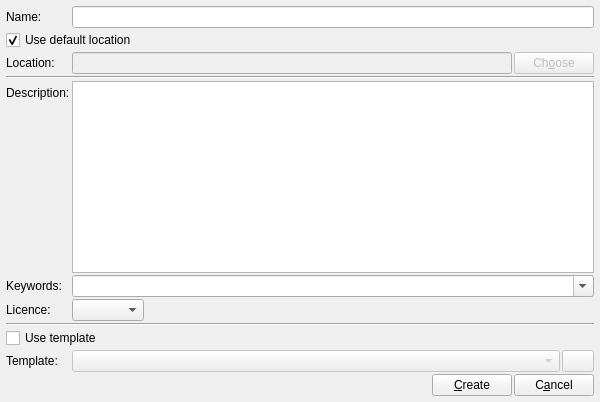
The window that resources/ui/dialogs/project.ui (prymatex/prymatex) describes before a commit, drawn with Qt 5.
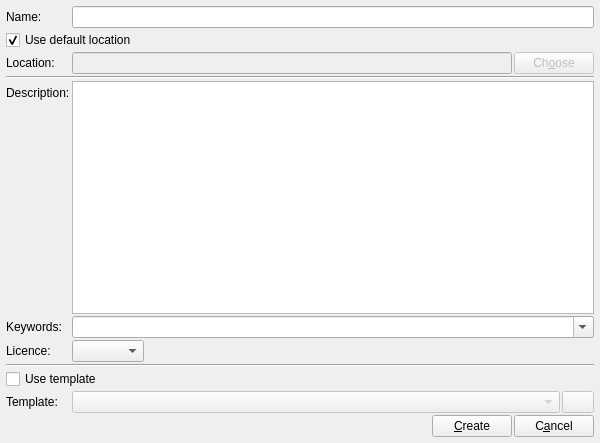
The same window after the commit. Icons and pictures are not drawn.

```diff
--- a/resources/ui/dialogs/project.ui
+++ b/resources/ui/dialogs/project.ui
@@ -5,6 +5,14 @@
   <property name="windowModality">
    <enum>Qt::WindowModal</enum>
   </property>
+  <property name="geometry">
+   <rect>
+    <x>0</x>
+    <y>0</y>
+    <width>600</width>
+    <height>443</height>
+   </rect>
+  </property>
   <property name="minimumSize">
    <size>
     <width>600</width>
```
